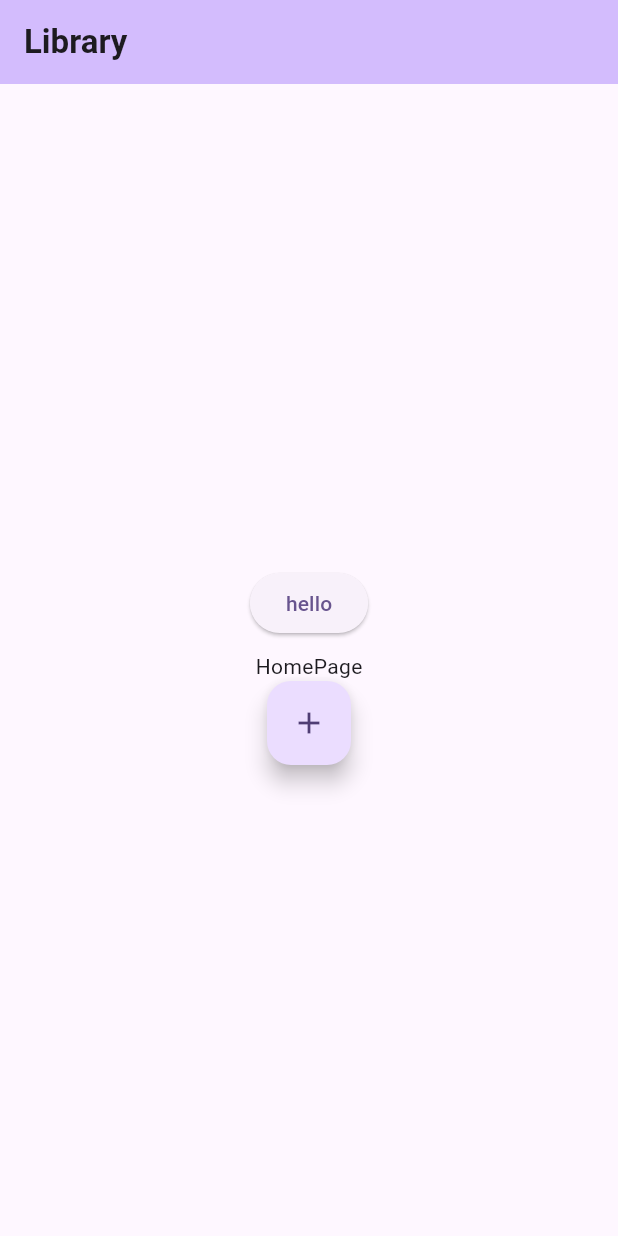
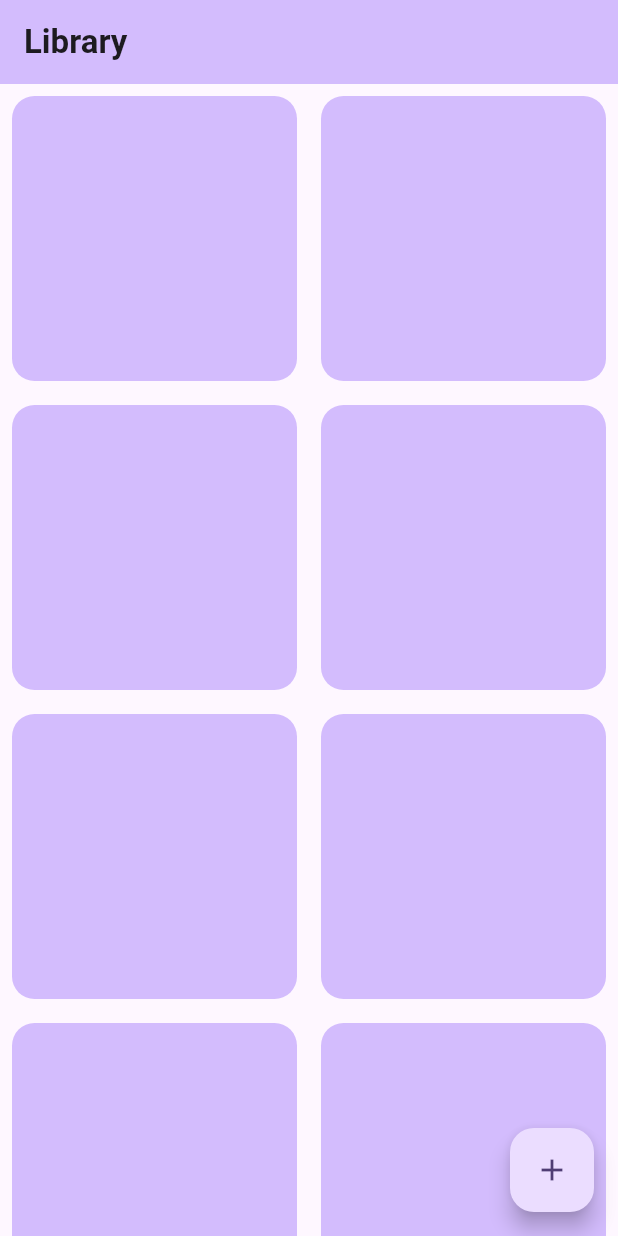
Before and after one commit to vskvj3/Ambience, a Flutter app: the screen it shows after launch, on a phone screen of 412 x 824 dp. Run offline on Flutter 3.47's test engine with Material 2 defaults, Android fonts, the light colour scheme and no system bars.

Commit message:
feat: add book tiles

```diff
--- a/lib/screens/homepage.dart
+++ b/lib/screens/homepage.dart
@@ -1,4 +1,4 @@
-import 'package:audiobook_player/screens/playpage.dart';
+import 'package:audiobook_player/widgets/book_card.dart';
 import 'package:flutter/material.dart';
 
 class MyHomePage extends StatefulWidget {
@@ -11,7 +11,8 @@
 class _MyHomePageState extends State<MyHomePage> {
   @override
   Widget build(BuildContext context) {
-    return Scaffold(
+    return SafeArea(
+      child: Scaffold(
         appBar: AppBar(
           backgroundColor: Theme.of(context).colorScheme.inversePrimary,
           title: const Text(
@@ -19,35 +20,19 @@
             style: TextStyle(fontWeight: FontWeight.bold),
           ),
         ),
-      body: Center(
-        child: Column(
-          mainAxisAlignment: MainAxisAlignment.center,
-          crossAxisAlignment: CrossAxisAlignment.center,
-          children: <Widget>[
-            ButtonBar(
-              alignment: MainAxisAlignment.center,
-              children: [
-                ElevatedButton(
-                    onPressed: () {
-                      Navigator.push(
-                          context,
-                          MaterialPageRoute(
-                              builder: (context) => const PlayScreen()));
-                    },
-                    child: const Text("hello"))
-              ],
-            ),
-            const Text(
-              'HomePage',
-            ),
-            FloatingActionButton(
+        body: GridView.builder(
+            itemCount: 30,
+            gridDelegate: const SliverGridDelegateWithFixedCrossAxisCount(
+                crossAxisCount: 2),
+            itemBuilder: (context, index) {
+              return const BookCard();
+            }),
+        floatingActionButton: FloatingActionButton(
           onPressed: () {},
           tooltip: "Add books",
           autofocus: true,
           isExtended: true,
           child: const Icon(Icons.add),
-            )
-          ],
         ),
       ),
     );
--- /dev/null
+++ b/lib/widgets/book_card.dart
@@ -0,0 +1,21 @@
+import 'package:flutter/material.dart';
+
+class BookCard extends StatelessWidget {
+  const BookCard({
+    super.key,
+  });
+
+  @override
+  Widget build(BuildContext context) {
+    return Padding(
+      padding: const EdgeInsets.all(8.0),
+      child: Container(
+        decoration: BoxDecoration(
+            borderRadius: BorderRadius.circular(15),
+            color: Theme.of(context).colorScheme.inversePrimary),
+        height: 70,
+        width: 40,
+      ),
+    );
+  }
+}
```
Also changed, not shown: lib/screens/book_details.dart (added), pubspec.lock. Lines whose indentation alone changed are shown as unchanged.
